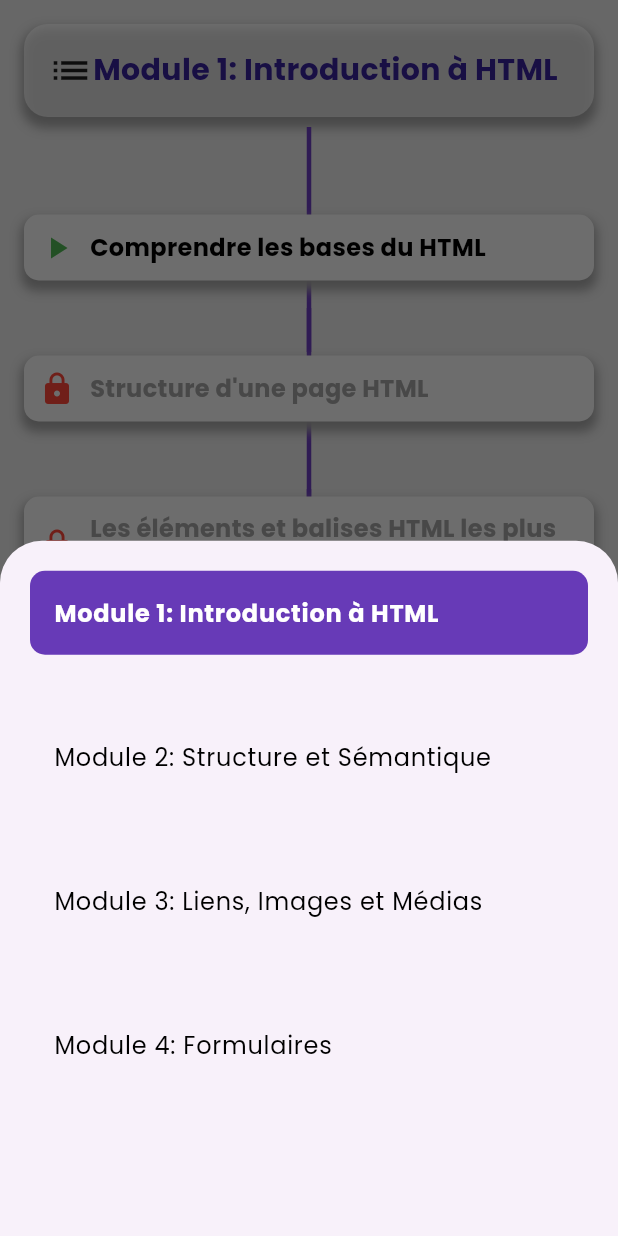
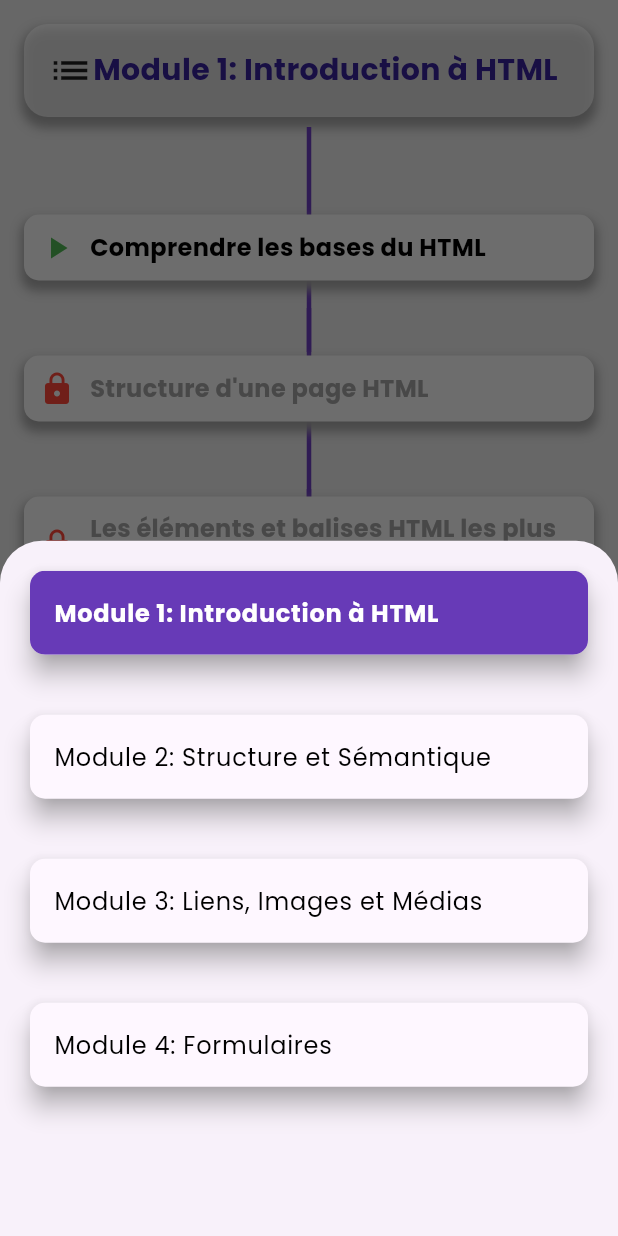
Before and after one commit to Godisouleymane/Nerd-app, a Flutter app: the ScreenHtml screen opened directly, after a tap on "Module 1: Introduction à HTML", on a phone screen of 412 x 824 dp. Run offline on Flutter 3.47's test engine with Material 3 defaults, Android fonts, the phone set to English and light mode, and no system bars; our stand-ins replace cloud_firestore, firebase_auth, firebase_core, flutter_svg, google_fonts, google_sign_in and 1 more; missing offline and left inert: dev_icons; accounts and stored records are empty.

Commit message:
creation du ui du chapitre1 html

```diff
--- a/lib/views/parcours/screenHTML.dart
+++ b/lib/views/parcours/screenHTML.dart
@@ -194,7 +194,14 @@ class _ScreenHtmlState extends State<ScreenHtml> {
 
             return Padding(
               padding: const EdgeInsets.all(20.0),
+              child: Material(
+                shape: RoundedRectangleBorder(
+                  borderRadius: BorderRadius.circular(10)
+                ),
+                elevation: 7,
+                shadowColor: Colors.grey,
                 child: ListTile(
+
                   shape: RoundedRectangleBorder(
                     borderRadius: BorderRadius.circular(10)
                   ),
@@ -219,6 +226,7 @@ class _ScreenHtmlState extends State<ScreenHtml> {
                       Navigator.pop(context);
                     }
                   },
+                ),
               ),
             );
           },
```
Lines whose indentation alone changed are shown as unchanged.
